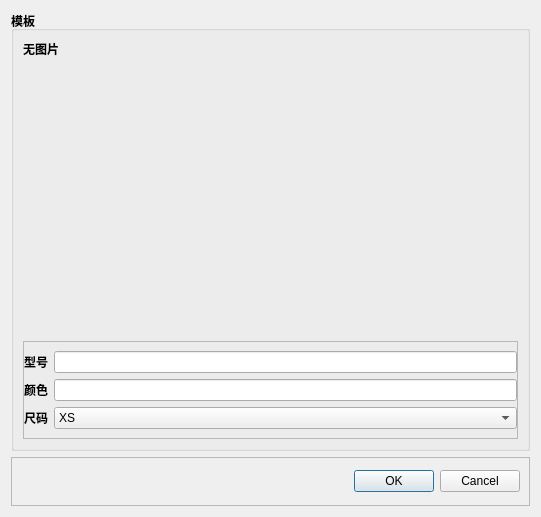
youngblood1998/helmet_detect, file DialogMakeTemp.ui: the form before one commit.
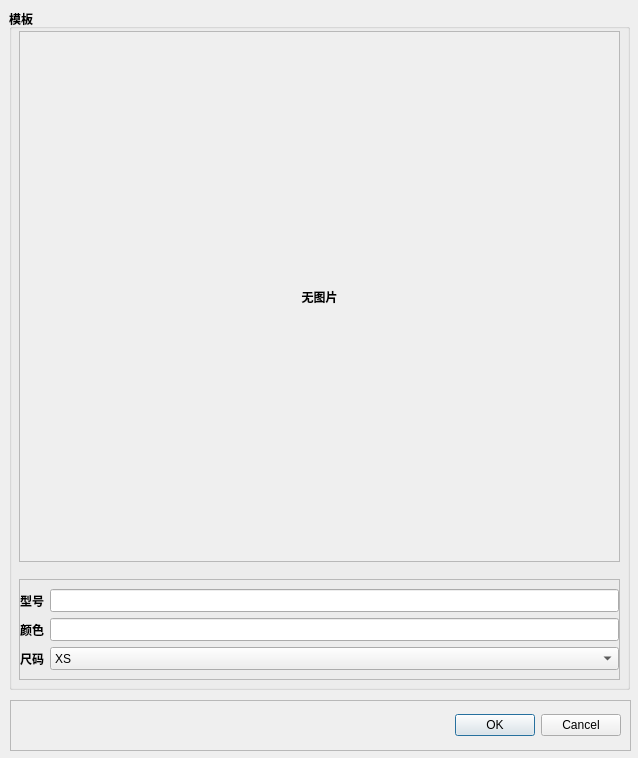
The form after the commit.

```diff
--- a/DialogMakeTemp.ui
+++ b/DialogMakeTemp.ui
@@ -2,20 +2,47 @@
 <ui version="4.0">
  <class>Dialog</class>
  <widget class="QDialog" name="Dialog">
+  <property name="enabled">
+   <bool>true</bool>
+  </property>
   <property name="geometry">
    <rect>
     <x>0</x>
     <y>0</y>
-    <width>541</width>
-    <height>517</height>
+    <width>638</width>
+    <height>758</height>
    </rect>
   </property>
+  <property name="sizePolicy">
+   <sizepolicy hsizetype="Preferred" vsizetype="Preferred">
+    <horstretch>0</horstretch>
+    <verstretch>0</verstretch>
+   </sizepolicy>
+  </property>
+  <property name="minimumSize">
+   <size>
+    <width>638</width>
+    <height>758</height>
+   </size>
+  </property>
+  <property name="maximumSize">
+   <size>
+    <width>638</width>
+    <height>758</height>
+   </size>
+  </property>
   <property name="windowTitle">
    <string>Dialog</string>
   </property>
-  <layout class="QVBoxLayout" name="verticalLayout" stretch="9,1">
-   <item>
     <widget class="QGroupBox" name="grpTemp">
+   <property name="geometry">
+    <rect>
+     <x>9</x>
+     <y>9</y>
+     <width>621</width>
+     <height>681</height>
+    </rect>
+   </property>
      <property name="sizePolicy">
       <sizepolicy hsizetype="Preferred" vsizetype="Preferred">
        <horstretch>0</horstretch>
@@ -31,39 +58,15 @@
      <property name="title">
       <string>模板</string>
      </property>
-     <layout class="QVBoxLayout" name="verticalLayout_4" stretch="8,2">
-      <item>
-       <layout class="QVBoxLayout" name="verticalLayout_3">
-        <item>
-         <widget class="QLabel" name="labTemp">
-          <property name="sizePolicy">
-           <sizepolicy hsizetype="Preferred" vsizetype="Preferred">
-            <horstretch>0</horstretch>
-            <verstretch>0</verstretch>
-           </sizepolicy>
-          </property>
-          <property name="text">
-           <string>无图片</string>
-          </property>
-         </widget>
-        </item>
-        <item>
-         <spacer name="verticalSpacer">
-          <property name="orientation">
-           <enum>Qt::Vertical</enum>
-          </property>
-          <property name="sizeHint" stdset="0">
-           <size>
-            <width>20</width>
-            <height>40</height>
-           </size>
-          </property>
-         </spacer>
-        </item>
-       </layout>
-      </item>
-      <item>
        <widget class="QFrame" name="frame">
+    <property name="geometry">
+     <rect>
+      <x>10</x>
+      <y>570</y>
+      <width>601</width>
+      <height>101</height>
+     </rect>
+    </property>
         <property name="frameShape">
          <enum>QFrame::StyledPanel</enum>
         </property>
@@ -192,12 +195,57 @@
          </item>
         </layout>
        </widget>
-      </item>
-     </layout>
-    </widget>
-   </item>
+   <widget class="QScrollArea" name="scrollArea">
+    <property name="geometry">
+     <rect>
+      <x>10</x>
+      <y>22</y>
+      <width>601</width>
+      <height>531</height>
+     </rect>
+    </property>
+    <property name="widgetResizable">
+     <bool>true</bool>
+    </property>
+    <widget class="QWidget" name="scrollAreaWidgetContents">
+     <property name="geometry">
+      <rect>
+       <x>0</x>
+       <y>0</y>
+       <width>599</width>
+       <height>529</height>
+      </rect>
+     </property>
+     <layout class="QVBoxLayout" name="verticalLayout_3">
    <item>
+       <widget class="QLabel" name="labTemp">
+        <property name="sizePolicy">
+         <sizepolicy hsizetype="Preferred" vsizetype="Preferred">
+          <horstretch>0</horstretch>
+          <verstretch>0</verstretch>
+         </sizepolicy>
+        </property>
+        <property name="text">
+         <string>无图片</string>
+        </property>
+        <property name="alignment">
+         <set>Qt::AlignCenter</set>
+        </property>
+       </widget>
+      </item>
+     </layout>
+    </widget>
+   </widget>
+  </widget>
     <widget class="QFrame" name="frame_2">
+   <property name="geometry">
+    <rect>
+     <x>10</x>
+     <y>700</y>
+     <width>621</width>
+     <height>51</height>
+    </rect>
+   </property>
      <property name="sizePolicy">
       <sizepolicy hsizetype="Preferred" vsizetype="Preferred">
        <horstretch>0</horstretch>
@@ -229,8 +277,6 @@
       </item>
      </layout>
     </widget>
-   </item>
-  </layout>
  </widget>
  <resources/>
  <connections>
```
Lines whose indentation alone changed are shown as unchanged.
